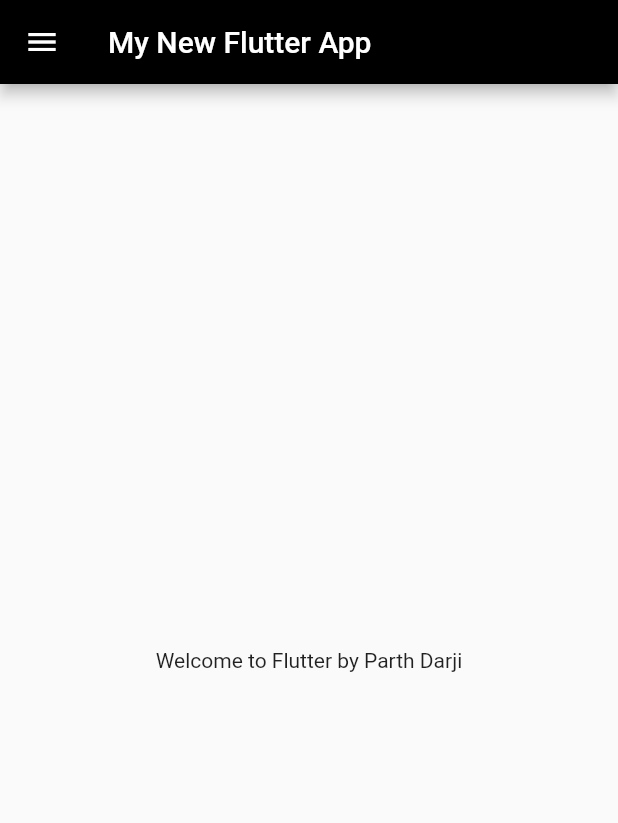
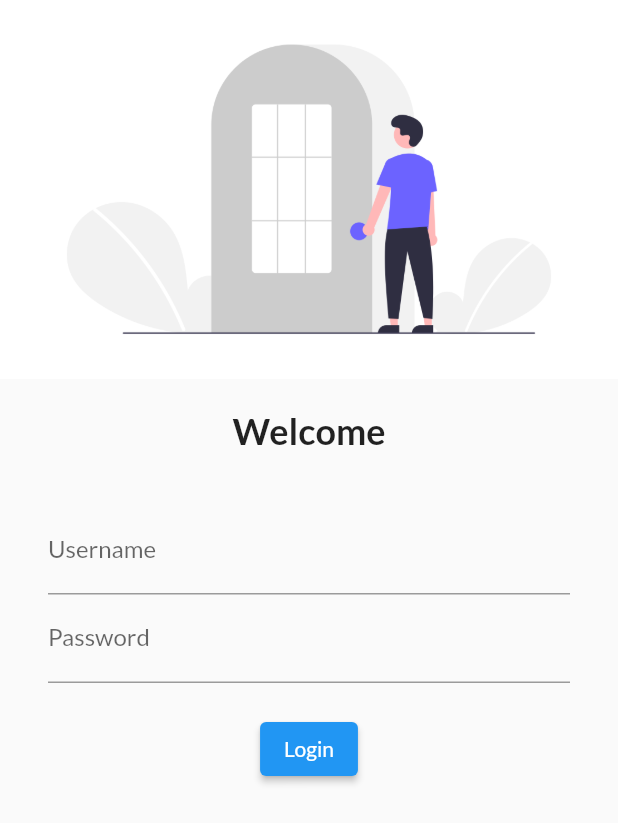
Before and after one commit to iparthdarji/catalogue, a Flutter app: the screen it shows after launch, on a phone screen of 412 x 824 dp. Shown: the top 823 px of the screen. Run offline on Flutter 3.47's test engine with Material 2 defaults, Android fonts, the phone set to English and light mode, and no system bars; our stand-ins replace google_fonts.

Commit message:
Day 3 Completed

```diff
--- a/lib/main.dart
+++ b/lib/main.dart
@@ -1,7 +1,9 @@
 // ignore_for_file: prefer_const_constructors
 
 import 'package:flutter/material.dart';
-import 'package:flutter_app/homepage.dart';
+import 'package:flutter_app/pages/homepage.dart';
+import 'package:flutter_app/pages/login_page.dart';
+import 'package:google_fonts/google_fonts.dart';
 
 void main() {
   runApp(MyApp());
@@ -14,7 +16,19 @@ class MyApp extends StatelessWidget {
   Widget build(BuildContext context) {
     return MaterialApp(
       debugShowCheckedModeBanner: false,
-      home: HomePage(),
+      themeMode: ThemeMode.light,
+      theme: ThemeData(
+        fontFamily: GoogleFonts.lato().fontFamily,
+      ),
+      darkTheme: ThemeData(
+        brightness: Brightness.dark,
+      ),
+      initialRoute: "/",
+      routes: {
+        "/": (context) => LoginPage(),
+        "/home": (context) => HomePage(),
+        "/login": (context) => LoginPage(),
+      },
     );
   }
 }
--- /dev/null
+++ b/lib/pages/login_page.dart
@@ -0,0 +1,63 @@
+// ignore_for_file: prefer_const_constructors
+
+import 'package:flutter/material.dart';
+
+class LoginPage extends StatelessWidget {
+  const LoginPage({Key? key}) : super(key: key);
+
+  @override
+  Widget build(BuildContext context) {
+    return Material(
+        child: Column(
+      children: [
+        Image.asset(
+          "assets/images/login_image.png",
+          fit: BoxFit.cover,
+        ),
+        SizedBox(
+          height: 20,
+        ),
+        Text(
+          "Welcome",
+          style: TextStyle(
+            fontSize: 24,
+            fontWeight: FontWeight.bold,
+          ),
+        ),
+        SizedBox(
+          height: 20,
+        ),
+        Padding(
+          padding: const EdgeInsets.symmetric(vertical: 16.0, horizontal: 32.0),
+          child: Column(
+            children: [
+              TextFormField(
+                decoration: InputDecoration(
+                  hintText: "Enter Username",
+                  labelText: "Username",
+                ),
+              ),
+              TextFormField(
+                obscureText: true,
+                decoration: InputDecoration(
+                  hintText: "Enter Password",
+                  labelText: "Password",
+                ),
+              ),
+              SizedBox(
+                height: 20,
+              ),
+              ElevatedButton(
+                child: Text("Login"),
+                style: TextButton.styleFrom(),
+                onPressed: () {
+                  print("Hi Parth");
+                },
+              )
+            ],
+          ),
+        )
+      ],
+    ));
+  }
+}
--- a/pubspec.yaml
+++ b/pubspec.yaml
@@ -34,6 +34,7 @@ dependencies:
   # The following adds the Cupertino Icons font to your application.
   # Use with the CupertinoIcons class for iOS style icons.
   cupertino_icons: ^1.0.2
+  google_fonts: ^2.1.0
 
 dev_dependencies:
   flutter_test:
@@ -58,8 +59,8 @@ flutter:
   uses-material-design: true
 
   # To add assets to your application, add an assets section, like this:
-  # assets:
-  #   - images/a_dot_burr.jpeg
+  assets:
+    - assets/images/
   #   - images/a_dot_ham.jpeg
 
   # An image asset can refer to one or more resolution-specific "variants", see
```
Also changed, not shown: assets/images/login_image.png (added), lib/pages/homepage.dart (renamed from lib/homepage.dart), pubspec.lock.
